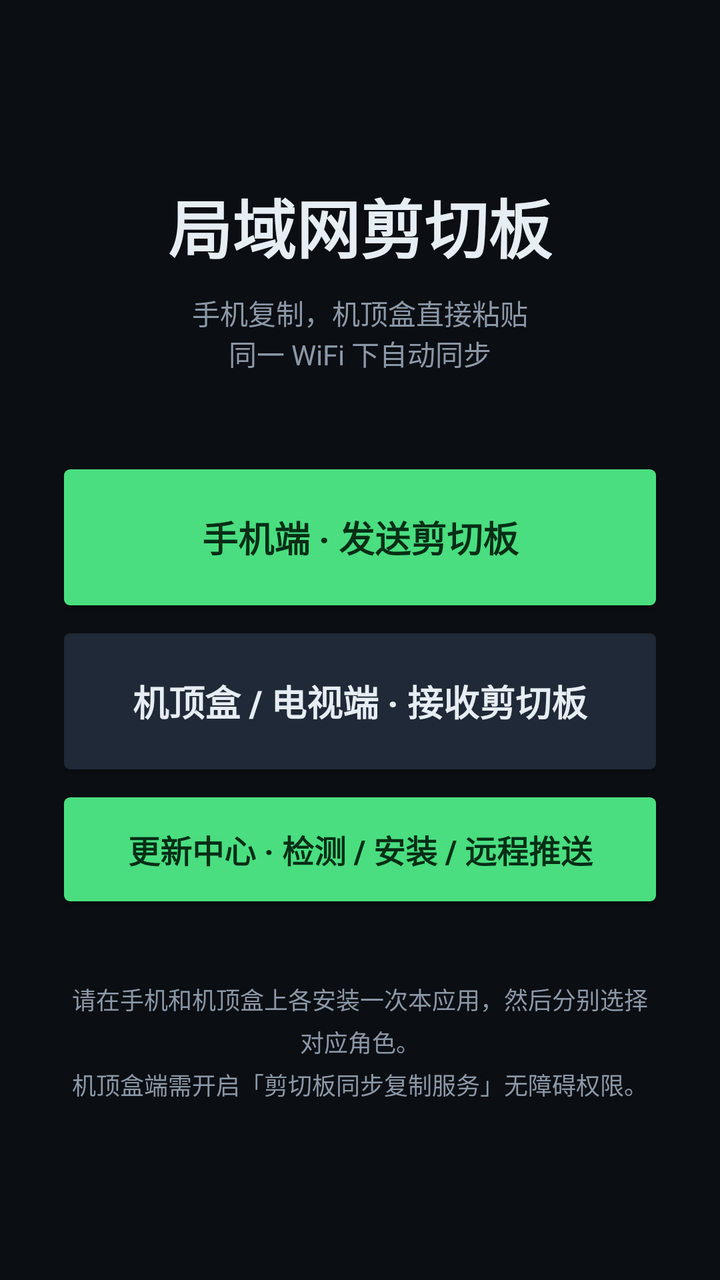
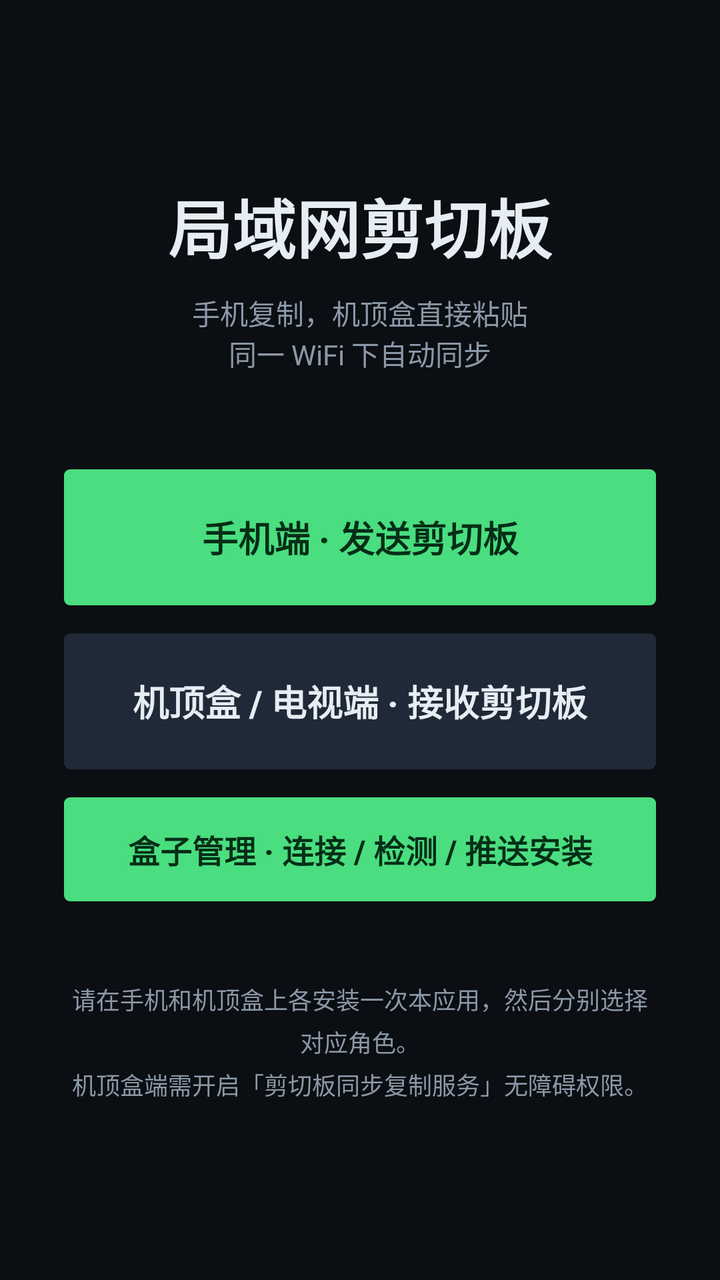

Before-and-after screenshots of an Android layout around one commit, followed by the original layout XML and the change that was made.
<!-- AndroidManifest.xml: application theme AppTheme -->
<!-- res/layout/activity_role.xml -->
<?xml version="1.0" encoding="utf-8"?>
<LinearLayout xmlns:android="http://schemas.android.com/apk/res/android"
    android:layout_width="match_parent"
    android:layout_height="match_parent"
    android:background="@color/bg"
    android:gravity="center"
    android:orientation="vertical"
    android:padding="32dp">

    <TextView
        android:layout_width="wrap_content"
        android:layout_height="wrap_content"
        android:text="局域网剪切板"
        android:textColor="@color/text"
        android:textSize="32sp"
        android:textStyle="bold" />

    <TextView
        android:layout_width="wrap_content"
        android:layout_height="wrap_content"
        android:layout_marginTop="10dp"
        android:gravity="center"
        android:text="手机复制，机顶盒直接粘贴\n同一 WiFi 下自动同步"
        android:textColor="@color/dim"
        android:textSize="14sp" />

    <Button
        android:id="@+id/btn_phone"
        android:layout_width="match_parent"
        android:layout_height="68dp"
        android:layout_marginTop="48dp"
        android:background="@drawable/bg_btn_primary"
        android:text="手机端 · 发送剪切板"
        android:textColor="@color/accent_dark"
        android:textSize="18sp"
        android:textStyle="bold" />

    <Button
        android:id="@+id/btn_box"
        android:layout_width="match_parent"
        android:layout_height="68dp"
        android:layout_marginTop="14dp"
        android:background="@drawable/bg_btn_secondary"
        android:text="机顶盒 / 电视端 · 接收剪切板"
        android:textColor="@color/text"
        android:textSize="18sp"
        android:textStyle="bold" />

    <Button
        android:id="@+id/btn_update"
        android:layout_width="match_parent"
        android:layout_height="52dp"
        android:layout_marginTop="14dp"
        android:background="@drawable/bg_btn_primary"
        android:text="更新中心 · 检测 / 安装 / 远程推送"
        android:textColor="@color/accent_dark"
        android:textSize="16sp"
        android:textStyle="bold" />

    <TextView
        android:layout_width="match_parent"
        android:layout_height="wrap_content"
        android:layout_marginTop="40dp"
        android:gravity="center"
        android:lineSpacingExtra="4dp"
        android:text="请在手机和机顶盒上各安装一次本应用，然后分别选择对应角色。\n机顶盒端需开启「剪切板同步复制服务」无障碍权限。"
        android:textColor="@color/dim"
        android:textSize="12sp" />
</LinearLayout>
<!-- resources referenced by this layout -->
<resources>
  <color name="accent_dark">#052E16</color>
  <color name="bg">#0B0E12</color>
  <color name="dim">#8B98A8</color>
  <color name="text">#E6EDF3</color>
  <!-- drawable bg_btn_primary (drawable) -->
  <?xml version="1.0" encoding="utf-8"?>
  <selector xmlns:android="http://schemas.android.com/apk/res/android">
      <item android:state_focused="true">
          <shape android:shape="rectangle">
              <solid android:color="@color/accent" />
              <stroke android:width="3dp" android:color="@color/text" />
              <corners android:radius="3dp" />
          </shape>
      </item>
      <item android:state_pressed="true">
          <shape android:shape="rectangle">
              <solid android:color="@color/accent_pressed" />
              <corners android:radius="3dp" />
          </shape>
      </item>
      <item>
          <shape android:shape="rectangle">
              <solid android:color="@color/accent" />
              <corners android:radius="3dp" />
          </shape>
      </item>
  </selector>
  <!-- drawable bg_btn_secondary (drawable) -->
  <?xml version="1.0" encoding="utf-8"?>
  <selector xmlns:android="http://schemas.android.com/apk/res/android">
      <item android:state_focused="true">
          <shape android:shape="rectangle">
              <solid android:color="@color/surface2" />
              <stroke android:width="3dp" android:color="@color/accent" />
              <corners android:radius="3dp" />
          </shape>
      </item>
      <item android:state_pressed="true">
          <shape android:shape="rectangle">
              <solid android:color="@color/line" />
              <corners android:radius="3dp" />
          </shape>
      </item>
      <item>
          <shape android:shape="rectangle">
              <solid android:color="@color/surface2" />
              <corners android:radius="3dp" />
          </shape>
      </item>
  </selector>
  <style name="AppTheme" parent="@android:style/Theme.Holo.NoActionBar">
          <item name="android:windowBackground">@color/bg</item>
          <item name="android:textColorPrimary">@color/text</item>
          <item name="android:textColorSecondary">@color/dim</item>
      </style>
  <color name="accent">#4ADE80</color>
  <color name="accent_pressed">#22B45C</color>
  <color name="surface2">#1F2937</color>
  <color name="line">#26313D</color>
</resources>

<!-- the commit's change to res/layout/activity_role.xml (unified diff, before → after) -->
@@ -52,7 +52,7 @@
         android:layout_height="52dp"
         android:layout_marginTop="14dp"
         android:background="@drawable/bg_btn_primary"
-        android:text="更新中心 · 检测 / 安装 / 远程推送"
+        android:text="盒子管理 · 连接 / 检测 / 推送安装"
         android:textColor="@color/accent_dark"
         android:textSize="16sp"
         android:textStyle="bold" />
